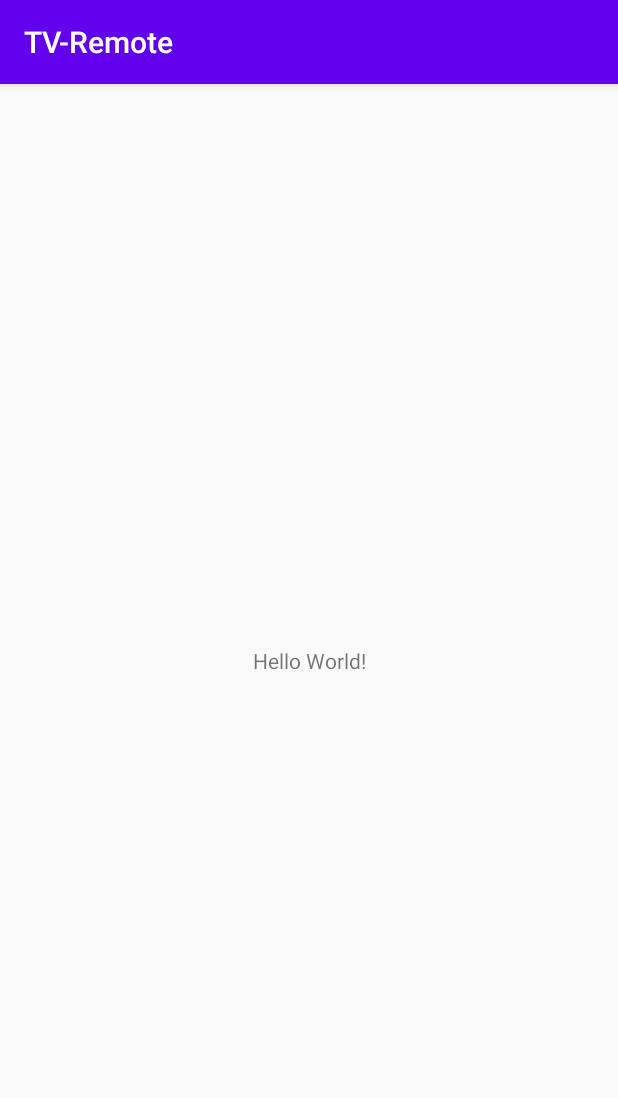
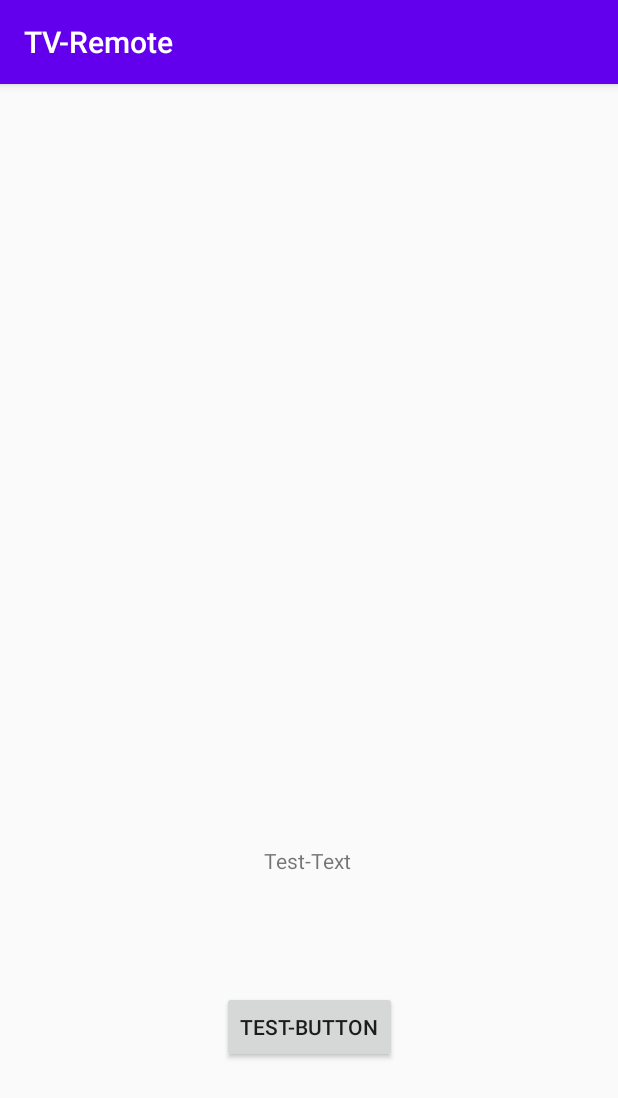
Before and after one commit to Paul-Abel/Controller-Java, an Android app: the screen it shows after launch (MainActivity), on a phone screen of 412 x 824 dp. Shown: the top 1098 px of the screen. Run offline under Robolectric (Android 15) with nearby library versions, the phone set to English and light mode, and no system bars.

Commit message:
TestButton

```diff
--- a/app/src/main/java/com/example/tv_remote/MainActivity.java
+++ b/app/src/main/java/com/example/tv_remote/MainActivity.java
@@ -3,12 +3,28 @@ package com.example.tv_remote;
 import androidx.appcompat.app.AppCompatActivity;
 
 import android.os.Bundle;
+import android.view.View;
+import android.widget.Button;
+import android.widget.TextView;
 
 public class MainActivity extends AppCompatActivity {
+
+    private Button testButton;
+    private TextView testText;
+
 
     @Override
     protected void onCreate(Bundle savedInstanceState) {
         super.onCreate(savedInstanceState);
         setContentView(R.layout.activity_main);
+
+        testButton = (Button) findViewById(R.id.TestButton);
+        testText = (TextView) findViewById(R.id.TestText);
+
+        testButton.setOnClickListener(new View.OnClickListener(){
+                public void onClick(View view){
+                    testText.setText("Es hat funktioniert");
+                }
+        });
     }
 }
--- a/app/src/main/res/layout/activity_main.xml
+++ b/app/src/main/res/layout/activity_main.xml
@@ -6,13 +6,26 @@
     android:layout_height="match_parent"
     tools:context=".MainActivity">
 
-    <TextView
+    <Button
+        android:id="@+id/TestButton"
         android:layout_width="wrap_content"
         android:layout_height="wrap_content"
-        android:text="Hello World!"
+        android:text="@string/test_button"
         app:layout_constraintBottom_toBottomOf="parent"
-        app:layout_constraintLeft_toLeftOf="parent"
-        app:layout_constraintRight_toRightOf="parent"
-        app:layout_constraintTop_toTopOf="parent" />
+        app:layout_constraintEnd_toEndOf="parent"
+        app:layout_constraintStart_toStartOf="parent"
+        app:layout_constraintTop_toTopOf="parent"
+        app:layout_constraintVertical_bias="0.84" />
 
+    <TextView
+        android:id="@+id/TestText"
+        android:layout_width="wrap_content"
+        android:layout_height="wrap_content"
+        android:text="@string/test_text"
+        app:layout_constraintBottom_toTopOf="@+id/TestButton"
+        app:layout_constraintEnd_toEndOf="parent"
+        app:layout_constraintHorizontal_bias="0.498"
+        app:layout_constraintStart_toStartOf="parent"
+        app:layout_constraintTop_toTopOf="parent"
+        app:layout_constraintVertical_bias="0.868" />
 </androidx.constraintlayout.widget.ConstraintLayout>
--- a/app/src/main/res/values/strings.xml
+++ b/app/src/main/res/values/strings.xml
@@ -1,3 +1,5 @@
 <resources>
     <string name="app_name">TV-Remote</string>
+    <string name="test_button">Test-Button</string>
+    <string name="test_text">Test-Text</string>
 </resources>
```
